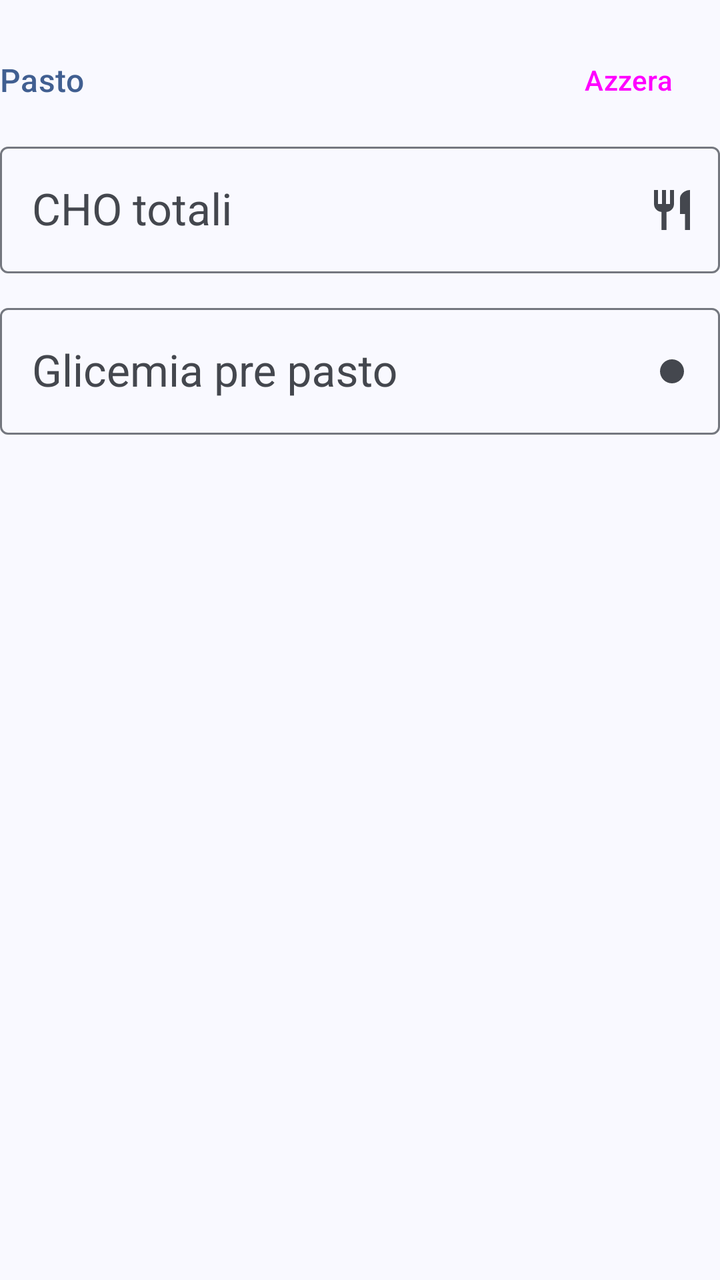
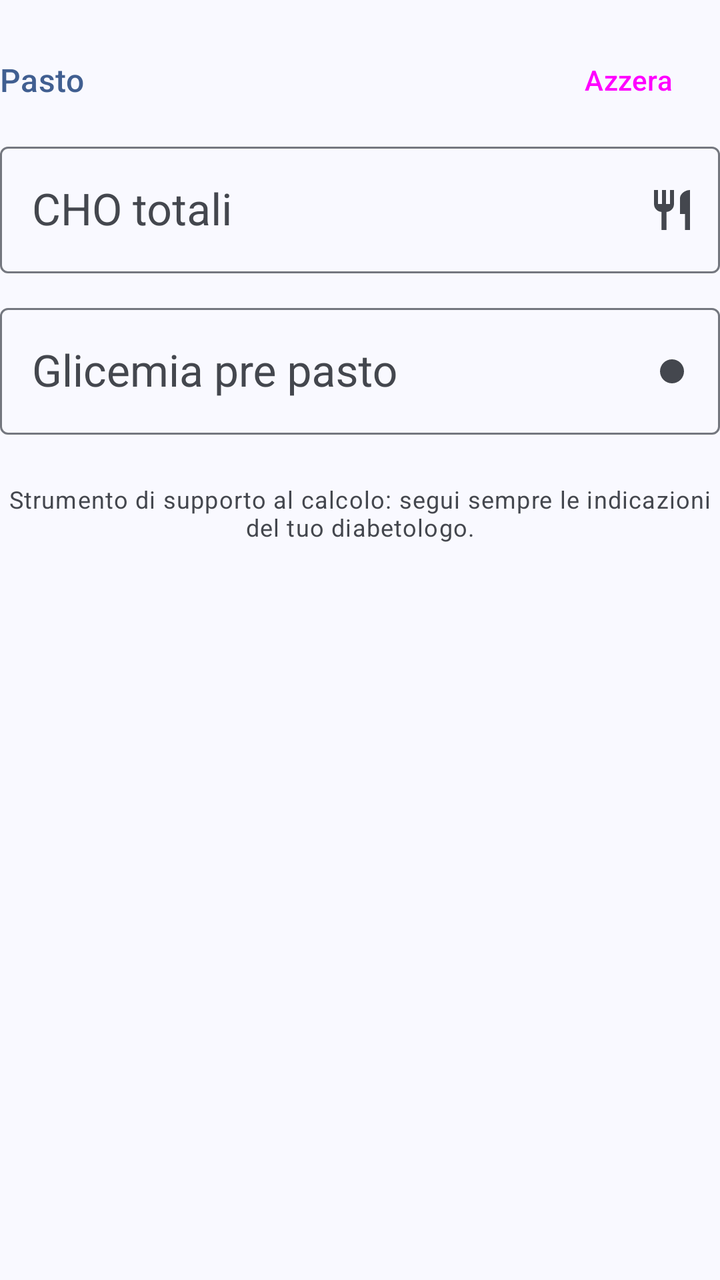

Before-and-after screenshots of an Android layout around one commit, followed by the original layout XML and the change that was made.
<!-- AndroidManifest.xml: application theme Theme.CalcoloInsulina -->
<!-- res/layout/parte_input.xml -->
<?xml version="1.0" encoding="utf-8"?>
<LinearLayout xmlns:android="http://schemas.android.com/apk/res/android"
    xmlns:app="http://schemas.android.com/apk/res-auto"
    android:layout_width="match_parent"
    android:layout_height="wrap_content"
    android:orientation="vertical"
    android:paddingTop="16dp">

    <LinearLayout
        android:layout_width="match_parent"
        android:layout_height="wrap_content"
        android:gravity="center_vertical"
        android:orientation="horizontal">

        <TextView
            style="@style/TitoloSezione"
            android:layout_width="0dp"
            android:layout_weight="1"
            android:text="@string/pasto" />

        <Button
            android:id="@+id/btn_azzera"
            style="@style/Widget.Material3.Button.TextButton.Icon"
            android:layout_width="wrap_content"
            android:layout_height="wrap_content"
            android:text="@string/azzera"
            app:icon="@drawable/ic_azzera" />
    </LinearLayout>

    <com.google.android.material.textfield.TextInputLayout
        android:id="@+id/campo_cho"
        style="@style/Campo"
        android:layout_marginTop="4dp"
        android:hint="@string/cho_totali"
        app:endIconContentDescription="@string/calcola_cho_pasto"
        app:endIconDrawable="@drawable/ic_pasto"
        app:endIconMode="custom"
        app:suffixText="@string/unit_g">

        <com.google.android.material.textfield.TextInputEditText
            android:id="@+id/in_cho"
            style="@style/CampoInput" />
    </com.google.android.material.textfield.TextInputLayout>

    <com.google.android.material.textfield.TextInputLayout
        android:id="@+id/campo_glicemia"
        style="@style/Campo"
        android:hint="@string/glicemia_pre"
        app:endIconDrawable="@drawable/ic_pallino"
        app:endIconMode="custom"
        app:suffixText="@string/unit_mgdl">

        <com.google.android.material.textfield.TextInputEditText
            android:id="@+id/in_glicemia"
            style="@style/CampoInput"
            android:digits="0123456789"
            android:imeOptions="actionDone|flagNoExtractUi"
            android:inputType="number"
            android:maxLength="3" />
    </com.google.android.material.textfield.TextInputLayout>
</LinearLayout>
<!-- resources referenced by this layout -->
<resources>
  <!-- drawable ic_pallino (drawable) -->
  <?xml version="1.0" encoding="utf-8"?>
  <vector xmlns:android="http://schemas.android.com/apk/res/android"
      android:width="24dp" android:height="24dp"
      android:viewportWidth="24" android:viewportHeight="24">
      <path android:fillColor="#FFFFFFFF" android:pathData="M12,6a6,6 0,1 1,0,12a6,6 0,1 1,0,-12z" />
  </vector>
  <!-- drawable ic_pasto (drawable) -->
  <?xml version="1.0" encoding="utf-8"?>
  <vector xmlns:android="http://schemas.android.com/apk/res/android"
      android:width="24dp" android:height="24dp"
      android:viewportWidth="24" android:viewportHeight="24"
      android:tint="?attr/colorControlNormal">
      <path android:fillColor="@android:color/white" android:pathData="M11,9H9V2H7v7H5V2H3v7c0,2.12 1.66,3.84 3.75,3.97V22h2.5v-9.03C11.34,12.84 13,11.12 13,9V2h-2V9zM16,6v8h2.5v8H21V2C18.24,2 16,4.24 16,6z" />
  </vector>
  <string name="azzera">Azzera</string>
  <string name="calcola_cho_pasto">Calcola i CHO del pasto</string>
  <string name="cho_totali">CHO totali</string>
  <string name="glicemia_pre">Glicemia pre pasto</string>
  <string name="pasto">Pasto</string>
  <string name="unit_g">g</string>
  <string name="unit_mgdl">mg/dL</string>
  <style name="Campo" parent="Widget.Material3.TextInputLayout.OutlinedBox">
          <item name="android:layout_width">match_parent</item>
          <item name="android:layout_height">wrap_content</item>
          <item name="android:layout_marginTop">@dimen/spazio_campi</item>
      </style>
  <style name="TitoloSezione">
          <item name="android:layout_width">wrap_content</item>
          <item name="android:layout_height">wrap_content</item>
          <item name="android:textAppearance">?attr/textAppearanceTitleMedium</item>
          <item name="android:textColor">?attr/colorPrimary</item>
      </style>
  <dimen name="spazio_campi">12dp</dimen>
  <color name="md_primary">#FF415F91</color>
  <color name="md_on_primary">#FFFFFFFF</color>
  <color name="md_primary_container">#FFD6E3FF</color>
  <color name="md_on_primary_container">#FF001B3E</color>
  <color name="md_secondary">#FF565F71</color>
  <color name="md_on_secondary">#FFFFFFFF</color>
  <color name="md_secondary_container">#FFDAE2F9</color>
  <color name="md_on_secondary_container">#FF131C2B</color>
  <color name="md_tertiary">#FF705575</color>
  <color name="md_on_tertiary">#FFFFFFFF</color>
  <color name="md_tertiary_container">#FFFAD8FD</color>
  <color name="md_on_tertiary_container">#FF28132E</color>
  <color name="md_error">#FFBA1A1A</color>
  <color name="md_on_error">#FFFFFFFF</color>
  <color name="md_error_container">#FFFFDAD6</color>
  <color name="md_on_error_container">#FF410002</color>
  <color name="md_background">#FFF9F9FF</color>
  <color name="md_on_background">#FF191C20</color>
  <color name="md_surface">#FFF9F9FF</color>
  <color name="md_on_surface">#FF191C20</color>
  <color name="md_surface_variant">#FFE0E2EC</color>
  <color name="md_on_surface_variant">#FF44474E</color>
  <color name="md_outline">#FF74777F</color>
  <color name="md_outline_variant">#FFC4C6D0</color>
  <color name="md_inverse_surface">#FF2E3036</color>
  <color name="md_inverse_on_surface">#FFF0F0F7</color>
  <color name="md_inverse_primary">#FFAAC7FF</color>
  <color name="md_surface_dim">#FFD9D9E0</color>
  <color name="md_surface_bright">#FFF9F9FF</color>
  <color name="md_surface_container_lowest">#FFFFFFFF</color>
  <color name="md_surface_container_low">#FFF3F3FA</color>
  <color name="md_surface_container">#FFEDEDF4</color>
  <color name="md_surface_container_high">#FFE7E8EE</color>
  <color name="md_surface_container_highest">#FFE2E2E9</color>
  <!-- unchanged entries left out for length: 3 -->
</resources>

<!-- the commit's change to res/layout/parte_input.xml (unified diff, before → after) -->
@@ -58,4 +58,13 @@
             android:inputType="number"
             android:maxLength="3" />
     </com.google.android.material.textfield.TextInputLayout>
+
+    <TextView
+        android:layout_width="match_parent"
+        android:layout_height="wrap_content"
+        android:layout_marginTop="24dp"
+        android:gravity="center"
+        android:text="@string/avviso_diabetologo"
+        android:textAppearance="?attr/textAppearanceBodySmall"
+        android:textColor="?attr/colorOnSurfaceVariant" />
 </LinearLayout>
<!-- resource entries referenced after the edit -->
@@ -15,6 +15,7 @@
       android:tint="?attr/colorControlNormal">
       <path android:fillColor="@android:color/white" android:pathData="M11,9H9V2H7v7H5V2H3v7c0,2.12 1.66,3.84 3.75,3.97V22h2.5v-9.03C11.34,12.84 13,11.12 13,9V2h-2V9zM16,6v8h2.5v8H21V2C18.24,2 16,4.24 16,6z" />
   </vector>
+  <string name="avviso_diabetologo">Strumento di supporto al calcolo: segui sempre le indicazioni del tuo diabetologo.</string>
   <string name="azzera">Azzera</string>
   <string name="calcola_cho_pasto">Calcola i CHO del pasto</string>
   <string name="cho_totali">CHO totali</string>
